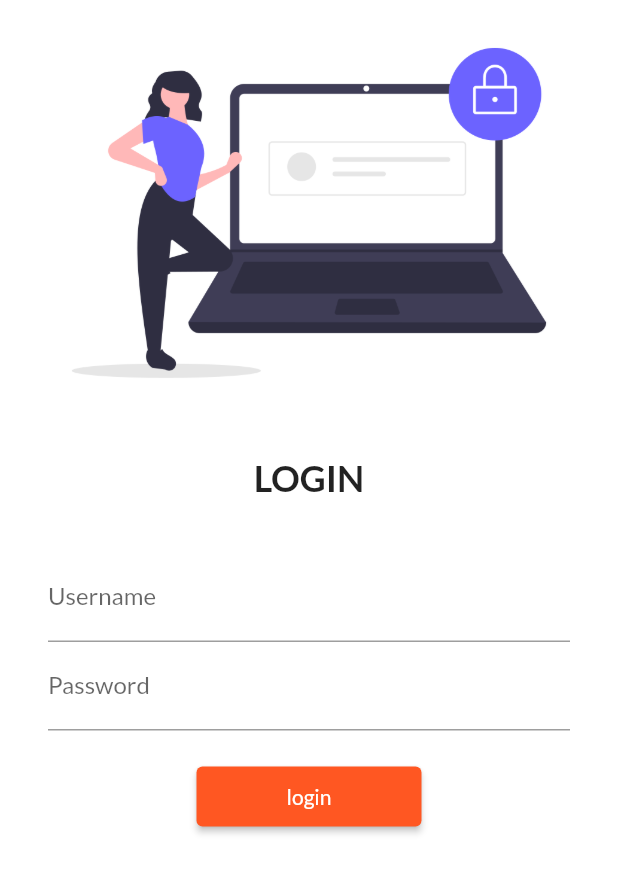
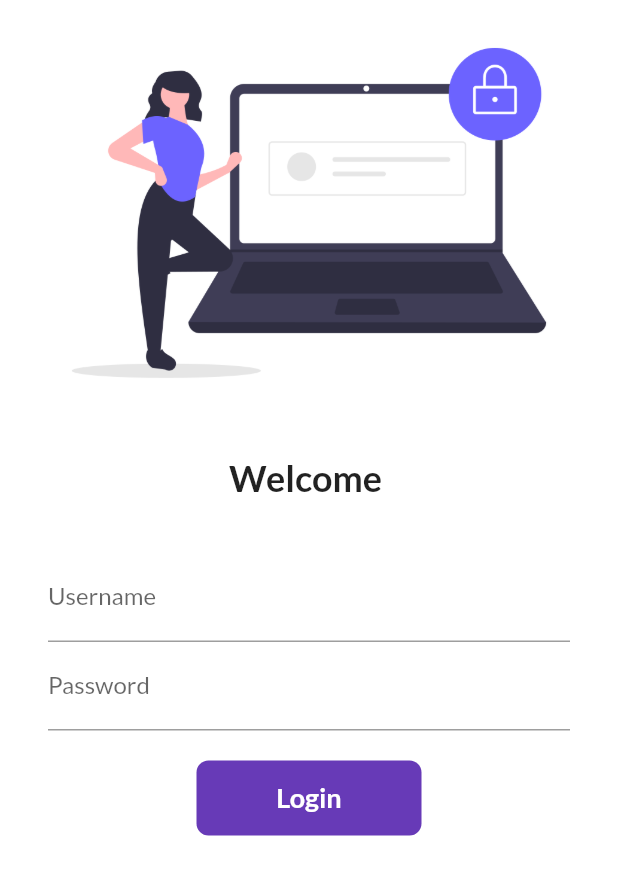
Before and after one commit to Satyam84624/Flutter1_App, a Flutter app: the screen it shows after launch, on a phone screen of 412 x 824 dp. Shown: the top 875 px of the screen. Run offline on Flutter 3.47's test engine with Material 2 defaults, Android fonts, the phone set to English and light mode, and no system bars; our stand-ins replace google_fonts.

Commit message:
day 6 completed

```diff
--- a/lib/pages/login_page.dart
+++ b/lib/pages/login_page.dart
@@ -1,9 +1,16 @@
 import 'package:flutter/material.dart';
 import 'package:flutter_application_1/utlis/routes.dart';
 
-class LoginPage extends StatelessWidget {
+class LoginPage extends StatefulWidget {
   const LoginPage({Key? key}) : super(key: key);
 
+  @override
+  _LoginPageState createState() => _LoginPageState();
+}
+
+class _LoginPageState extends State<LoginPage> {
+  String name = "";
+  bool changeButton = false;
   @override
   Widget build(BuildContext context) {
     return Material(
@@ -18,7 +25,7 @@ class LoginPage extends StatelessWidget {
             height: 20,
           ),
           Text(
-            "LOGIN",
+            "Welcome $name",
             style: TextStyle(fontSize: 24, fontWeight: FontWeight.bold),
           ),
           SizedBox(
@@ -31,7 +38,13 @@ class LoginPage extends StatelessWidget {
               children: [
                 TextFormField(
                   decoration: InputDecoration(
-                      hintText: "Enter Username", labelText: "Username"),
+                    hintText: "Enter Username",
+                    labelText: "Username",
+                  ),
+                  onChanged: (value) {
+                    name = value;
+                    setState(() {});
+                  },
                 ),
                 TextFormField(
                   obscureText: true,
@@ -41,13 +54,51 @@ class LoginPage extends StatelessWidget {
                 SizedBox(
                   height: 20,
                 ),
-                ElevatedButton(
-                  child: Text("login"),
-                  style: TextButton.styleFrom(minimumSize: Size(150, 40)),
-                  onPressed: () {
+
+                /*we can make container clickable by using gesture ditactor or by inkwell ....but dbane
+                  feel inkwell mein aata hai */
+
+                InkWell(
+                  onTap: () async {
+                    setState(() {
+                      changeButton = true;
+                    });
+                    await Future.delayed(Duration(seconds: 1));
                     Navigator.pushNamed(context, MyRoutes.homeRoute);
                   },
+                  child: AnimatedContainer(
+                    duration: Duration(seconds: 1),
+                    child: Container(
+                      width: changeButton ? 50 : 150,
+                      height: 50,
+                      alignment: Alignment.center,
+                      child: changeButton
+                          ? Icon(
+                              Icons.done,
+                              color: Colors.red,
+                            )
+                          : Text(
+                              "Login",
+                              style: TextStyle(
+                                  color: Colors.white,
+                                  fontWeight: FontWeight.bold,
+                                  fontSize: 18),
+                            ),
+                      decoration: BoxDecoration(
+                          color: Colors.deepPurple,
+                          borderRadius:
+                              BorderRadius.circular(changeButton ? 50 : 8)),
+                    ),
+                  ),
                 )
+
+                // ElevatedButton(
+                //   child: Text("login"),
+                //   style: TextButton.styleFrom(minimumSize: Size(150, 40)),
+                //   onPressed: () {
+                //     Navigator.pushNamed(context, MyRoutes.homeRoute);
+                //   },
+                // )
               ],
             ),
           )
```
